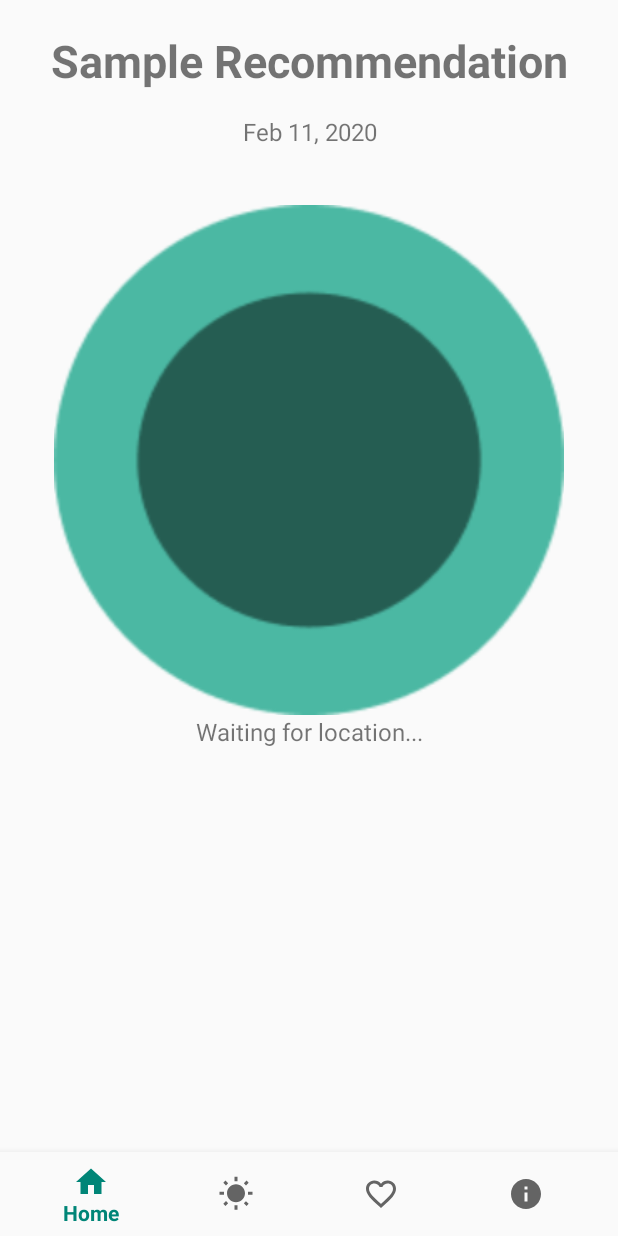
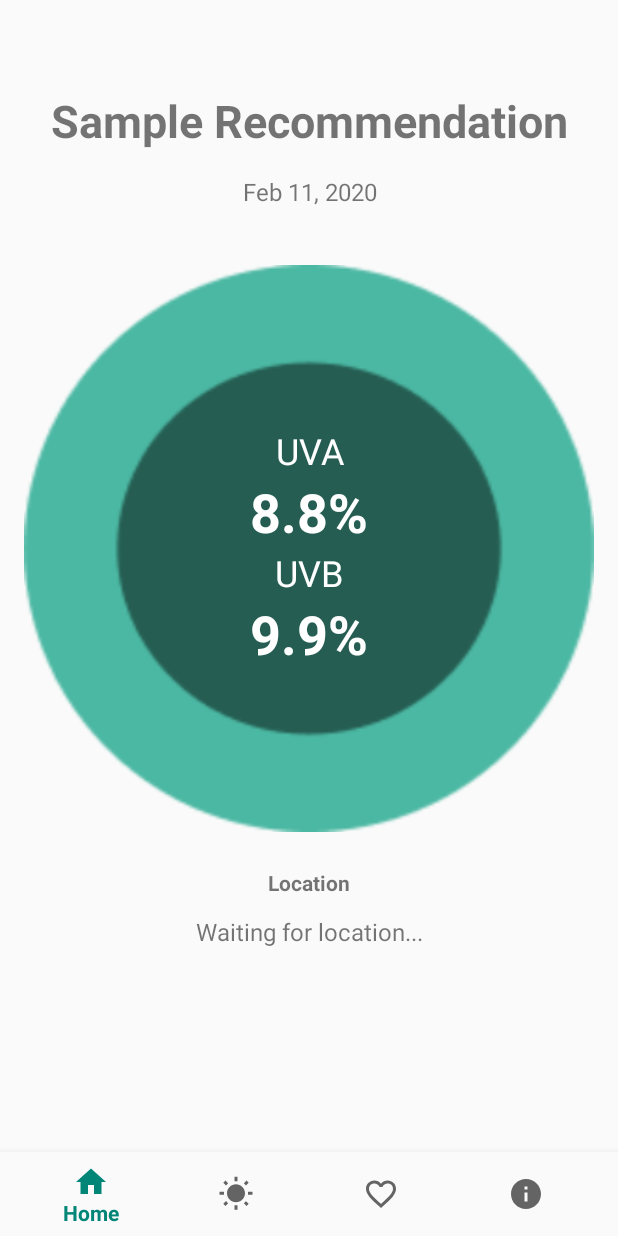
Before and after one commit to rsorima/UVWear, an Android app: the screen it shows after launch (MainActivity), on a phone screen of 412 x 824 dp. Run offline under Robolectric (Android 15) with nearby library versions, the phone set to English and light mode, and no system bars.

Commit message:
Tues @10:13pm

```diff
--- a/app/src/main/res/layout/fragment_home.xml
+++ b/app/src/main/res/layout/fragment_home.xml
@@ -19,6 +19,7 @@
             android:id="@+id/Recommendation"
             android:layout_width="match_parent"
             android:layout_height="wrap_content"
+            android:paddingTop="40dp"
             android:paddingBottom="16dp"
             android:gravity="center"
             android:text="Sample Recommendation"
@@ -42,15 +43,65 @@
             app:srcCompat="@drawable/elipse" />
 -->
         <LinearLayout
-            android:layout_width="340dp"
-            android:layout_height="340dp"
+            android:layout_width="match_parent"
+            android:layout_height="378dp"
             android:background="@drawable/elipse"
-            android:orientation="vertical"></LinearLayout>
+            android:gravity="center"
+            android:orientation="vertical">
+
+            <TextView
+                android:id="@+id/textView6"
+                android:layout_width="match_parent"
+                android:layout_height="wrap_content"
+                android:text="UVA"
+                android:textAlignment="center"
+                android:textColor="#ffffff"
+                android:textSize="24sp" />
+
+            <TextView
+                android:id="@+id/textView7"
+                android:layout_width="match_parent"
+                android:layout_height="wrap_content"
+                android:text="8.8%"
+                android:textAlignment="center"
+                android:textColor="#ffffff"
+                android:textSize="36sp"
+                android:textStyle="bold" />
+
+            <TextView
+                android:id="@+id/textView8"
+                android:layout_width="match_parent"
+                android:layout_height="wrap_content"
+                android:text="UVB"
+                android:textAlignment="center"
+                android:textColor="#ffffff"
+                android:textSize="24sp" />
+
+            <TextView
+                android:id="@+id/textView10"
+                android:layout_width="match_parent"
+                android:layout_height="wrap_content"
+                android:text="9.9%"
+                android:textAlignment="center"
+                android:textColor="#ffffff"
+                android:textSize="36sp"
+                android:textStyle="bold" />
+        </LinearLayout>
+
+        <TextView
+            android:id="@+id/textView12"
+            android:layout_width="match_parent"
+            android:layout_height="wrap_content"
+            android:paddingTop="24dp"
+            android:text="Location"
+            android:textAlignment="center"
+            android:textStyle="bold" />
 
         <TextView
             android:id="@+id/LocationView"
             android:layout_width="match_parent"
             android:layout_height="wrap_content"
+            android:paddingTop="12dp"
             android:gravity="center"
             android:text="Current location"
             android:textSize="16sp" />
```
Also changed, not shown: app/src/main/res/layout/fragment_sun.xml (+21 -8 lines).
